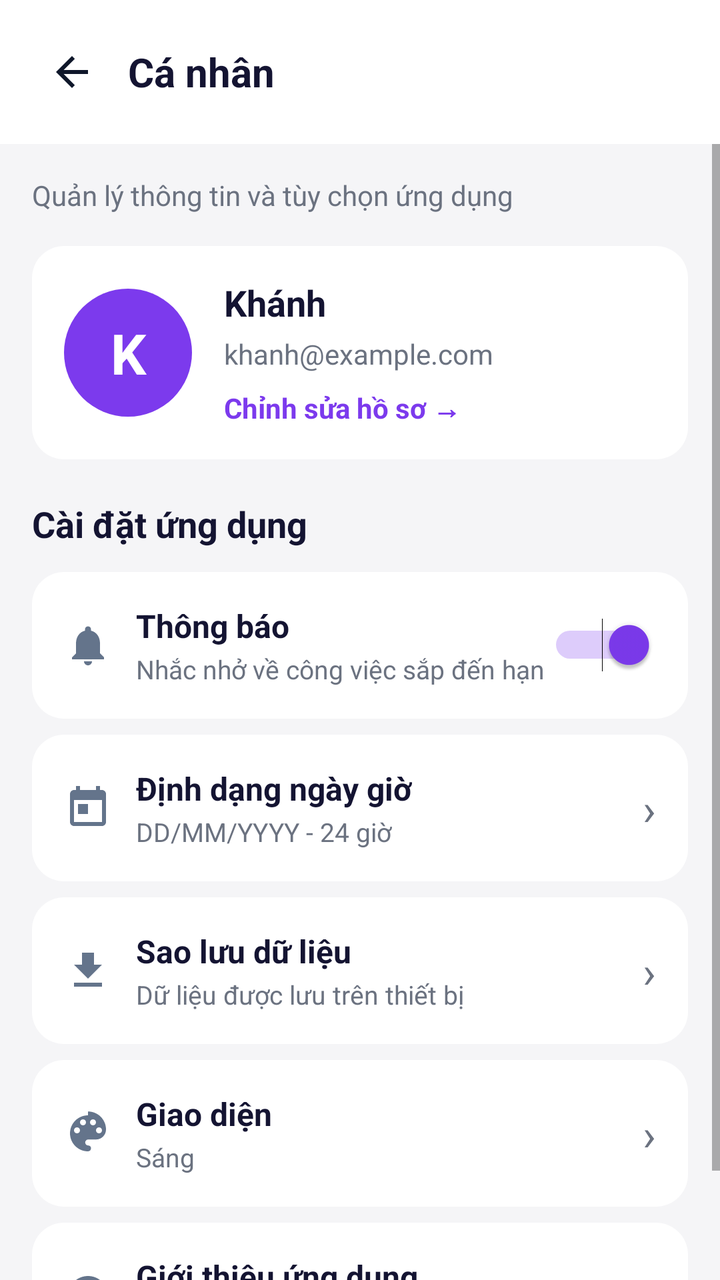
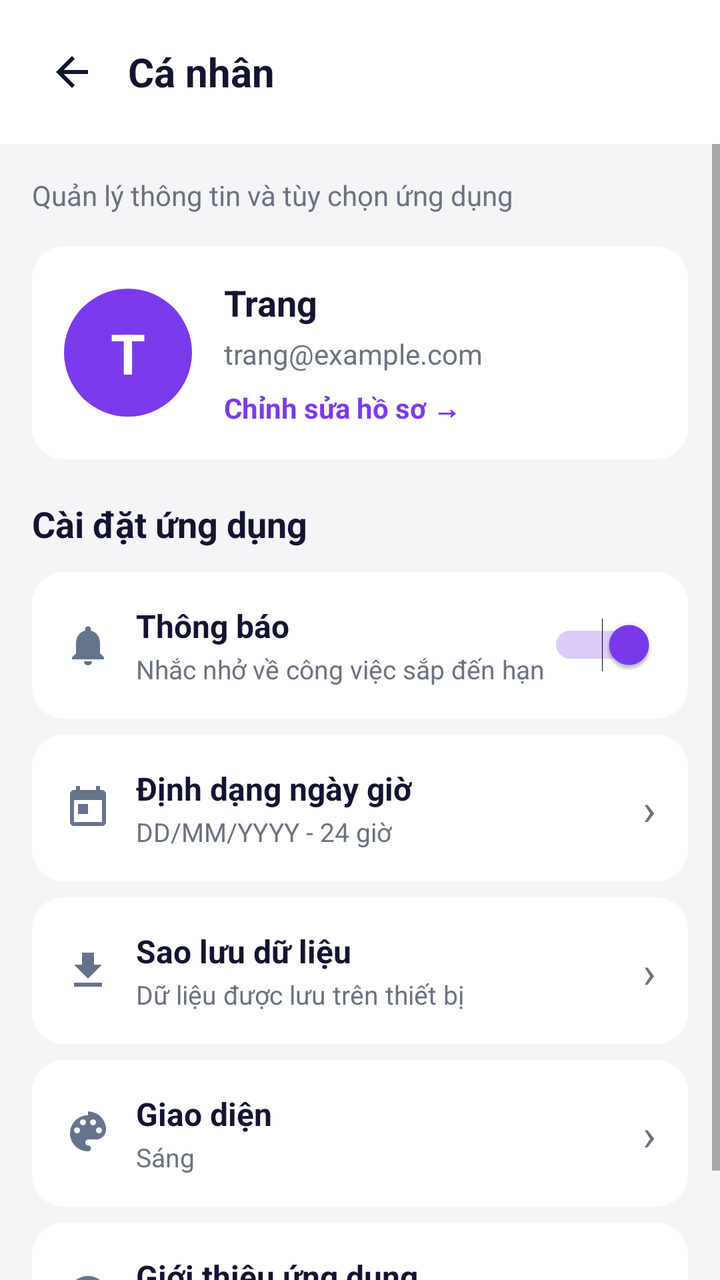

Screens rendered from an Android XML layout before and after an edit, with the pre-edit source and the edit as a unified diff.
<!-- AndroidManifest.xml: application theme Theme.PersonalTaskManager -->
<!-- res/layout/activity_profile.xml -->
<?xml version="1.0" encoding="utf-8"?>
<LinearLayout xmlns:android="http://schemas.android.com/apk/res/android"
    android:layout_width="match_parent"
    android:layout_height="match_parent"
    android:background="@color/background"
    android:orientation="vertical">

    
    <LinearLayout
        android:layout_width="match_parent"
        android:layout_height="wrap_content"
        android:background="@color/white"
        android:gravity="center_vertical"
        android:orientation="horizontal"
        android:padding="16dp">

        <ImageView
            android:id="@+id/btnBack"
            android:layout_width="40dp"
            android:layout_height="40dp"
            android:clickable="true"
            android:focusable="true"
            android:padding="8dp"
            android:src="@drawable/ic_arrow_back_dark" />

        <TextView
            android:layout_width="wrap_content"
            android:layout_height="wrap_content"
            android:layout_marginStart="8dp"
            android:text="@string/profile_title"
            android:textColor="@color/text_primary"
            android:textSize="20sp"
            android:textStyle="bold" />
    </LinearLayout>

    <ScrollView
        android:layout_width="match_parent"
        android:layout_height="match_parent">

        <LinearLayout
            android:layout_width="match_parent"
            android:layout_height="wrap_content"
            android:orientation="vertical"
            android:padding="16dp">

            <TextView
                android:layout_width="wrap_content"
                android:layout_height="wrap_content"
                android:text="@string/profile_subtitle"
                android:textColor="@color/text_secondary"
                android:textSize="14sp" />

            
            <LinearLayout
                android:layout_width="match_parent"
                android:layout_height="wrap_content"
                android:layout_marginTop="16dp"
                android:background="@drawable/bg_card"
                android:gravity="center_vertical"
                android:orientation="horizontal"
                android:padding="16dp">

                <TextView
                    android:layout_width="64dp"
                    android:layout_height="64dp"
                    android:background="@drawable/bg_circle_avatar"
                    android:gravity="center"
                    android:text="K"
                    android:textColor="@color/white"
                    android:textSize="28sp"
                    android:textStyle="bold" />

                <LinearLayout
                    android:layout_width="0dp"
                    android:layout_height="wrap_content"
                    android:layout_marginStart="16dp"
                    android:layout_weight="1"
                    android:orientation="vertical">

                    <TextView
                        android:id="@+id/tvProfileName"
                        android:layout_width="wrap_content"
                        android:layout_height="wrap_content"
                        android:text="Khánh"
                        android:textColor="@color/text_primary"
                        android:textSize="18sp"
                        android:textStyle="bold" />

                    <TextView
                        android:id="@+id/tvProfileEmail"
                        android:layout_width="wrap_content"
                        android:layout_height="wrap_content"
                        android:layout_marginTop="4dp"
                        android:text="khanh@example.com"
                        android:textColor="@color/text_secondary"
                        android:textSize="14sp" />

                    <TextView
                        android:id="@+id/tvEditProfile"
                        android:layout_width="wrap_content"
                        android:layout_height="wrap_content"
                        android:layout_marginTop="8dp"
                        android:text="@string/edit_profile_link"
                        android:textColor="@color/primary"
                        android:textSize="14sp"
                        android:textStyle="bold" />
                </LinearLayout>
            </LinearLayout>

            <TextView
                android:layout_width="wrap_content"
                android:layout_height="wrap_content"
                android:layout_marginTop="20dp"
                android:text="@string/settings_title"
                android:textColor="@color/text_primary"
                android:textSize="18sp"
                android:textStyle="bold" />

            
            <LinearLayout
                android:layout_width="match_parent"
                android:layout_height="wrap_content"
                android:layout_marginTop="12dp"
                android:background="@drawable/bg_card"
                android:gravity="center_vertical"
                android:orientation="horizontal"
                android:padding="16dp">

                <ImageView
                    android:layout_width="24dp"
                    android:layout_height="24dp"
                    android:src="@drawable/ic_bell" />

                <LinearLayout
                    android:layout_width="0dp"
                    android:layout_height="wrap_content"
                    android:layout_marginStart="12dp"
                    android:layout_weight="1"
                    android:orientation="vertical">

                    <TextView
                        android:layout_width="wrap_content"
                        android:layout_height="wrap_content"
                        android:text="@string/setting_notification"
                        android:textColor="@color/text_primary"
                        android:textSize="16sp"
                        android:textStyle="bold" />

                    <TextView
                        android:layout_width="wrap_content"
                        android:layout_height="wrap_content"
                        android:layout_marginTop="2dp"
                        android:text="@string/setting_notification_sub"
                        android:textColor="@color/text_secondary"
                        android:textSize="13sp" />
                </LinearLayout>

                <Switch
                    android:id="@+id/switchNotification"
                    android:layout_width="wrap_content"
                    android:layout_height="wrap_content"
                    android:checked="true" />
            </LinearLayout>

            
            <LinearLayout
                android:id="@+id/rowDateFormat"
                android:layout_width="match_parent"
                android:layout_height="wrap_content"
                android:layout_marginTop="8dp"
                android:background="@drawable/bg_card"
                android:clickable="true"
                android:focusable="true"
                android:gravity="center_vertical"
                android:orientation="horizontal"
                android:padding="16dp">

                <ImageView
                    android:layout_width="24dp"
                    android:layout_height="24dp"
                    android:src="@drawable/ic_calendar" />

                <LinearLayout
                    android:layout_width="0dp"
                    android:layout_height="wrap_content"
                    android:layout_marginStart="12dp"
                    android:layout_weight="1"
                    android:orientation="vertical">

                    <TextView
                        android:layout_width="wrap_content"
                        android:layout_height="wrap_content"
                        android:text="@string/setting_date_format"
                        android:textColor="@color/text_primary"
                        android:textSize="16sp"
                        android:textStyle="bold" />

                    <TextView
                        android:layout_width="wrap_content"
                        android:layout_height="wrap_content"
                        android:layout_marginTop="2dp"
                        android:text="@string/setting_date_format_sub"
                        android:textColor="@color/text_secondary"
                        android:textSize="13sp" />
                </LinearLayout>

                <TextView
                    android:layout_width="wrap_content"
                    android:layout_height="wrap_content"
                    android:text="›"
                    android:textColor="@color/text_secondary"
                    android:textSize="22sp" />
            </LinearLayout>

            
            <LinearLayout
                android:id="@+id/rowBackup"
                android:layout_width="match_parent"
                android:layout_height="wrap_content"
                android:layout_marginTop="8dp"
                android:background="@drawable/bg_card"
                android:clickable="true"
                android:focusable="true"
                android:gravity="center_vertical"
                android:orientation="horizontal"
                android:padding="16dp">

                <ImageView
                    android:layout_width="24dp"
                    android:layout_height="24dp"
                    android:src="@drawable/ic_backup" />

                <LinearLayout
                    android:layout_width="0dp"
                    android:layout_height="wrap_content"
                    android:layout_marginStart="12dp"
                    android:layout_weight="1"
                    android:orientation="vertical">

                    <TextView
                        android:layout_width="wrap_content"
                        android:layout_height="wrap_content"
                        android:text="@string/setting_backup"
                        android:textColor="@color/text_primary"
                        android:textSize="16sp"
                        android:textStyle="bold" />

                    <TextView
                        android:layout_width="wrap_content"
                        android:layout_height="wrap_content"
                        android:layout_marginTop="2dp"
                        android:text="@string/setting_backup_sub"
                        android:textColor="@color/text_secondary"
                        android:textSize="13sp" />
                </LinearLayout>

                <TextView
                    android:layout_width="wrap_content"
                    android:layout_height="wrap_content"
                    android:text="›"
                    android:textColor="@color/text_secondary"
                    android:textSize="22sp" />
            </LinearLayout>

            
            <LinearLayout
                android:id="@+id/rowTheme"
                android:layout_width="match_parent"
                android:layout_height="wrap_content"
                android:layout_marginTop="8dp"
                android:background="@drawable/bg_card"
                android:clickable="true"
                android:focusable="true"
                android:gravity="center_vertical"
                android:orientation="horizontal"
                android:padding="16dp">

                <ImageView
                    android:layout_width="24dp"
                    android:layout_height="24dp"
                    android:src="@drawable/ic_palette" />

                <LinearLayout
                    android:layout_width="0dp"
                    android:layout_height="wrap_content"
                    android:layout_marginStart="12dp"
                    android:layout_weight="1"
                    android:orientation="vertical">

                    <TextView
                        android:layout_width="wrap_content"
                        android:layout_height="wrap_content"
                        android:text="@string/setting_theme"
                        android:textColor="@color/text_primary"
                        android:textSize="16sp"
                        android:textStyle="bold" />

                    <TextView
                        android:layout_width="wrap_content"
                        android:layout_height="wrap_content"
                        android:layout_marginTop="2dp"
                        android:text="@string/setting_theme_sub"
                        android:textColor="@color/text_secondary"
                        android:textSize="13sp" />
                </LinearLayout>

                <TextView
                    android:layout_width="wrap_content"
                    android:layout_height="wrap_content"
                    android:text="›"
                    android:textColor="@color/text_secondary"
                    android:textSize="22sp" />
            </LinearLayout>

            
            <LinearLayout
                android:id="@+id/rowAbout"
                android:layout_width="match_parent"
                android:layout_height="wrap_content"
                android:layout_marginTop="8dp"
                android:background="@drawable/bg_card"
                android:clickable="true"
                android:focusable="true"
                android:gravity="center_vertical"
                android:orientation="horizontal"
                android:padding="16dp">

                <ImageView
                    android:layout_width="24dp"
                    android:layout_height="24dp"
                    android:src="@drawable/ic_info" />

                <LinearLayout
                    android:layout_width="0dp"
                    android:layout_height="wrap_content"
                    android:layout_marginStart="12dp"
                    android:layout_weight="1"
                    android:orientation="vertical">

                    <TextView
                        android:layout_width="wrap_content"
                        android:layout_height="wrap_content"
                        android:text="@string/setting_about"
                        android:textColor="@color/text_primary"
                        android:textSize="16sp"
                        android:textStyle="bold" />

                    <TextView
                        android:layout_width="wrap_content"
                        android:layout_height="wrap_content"
                        android:layout_marginTop="2dp"
                        android:text="@string/setting_about_sub"
                        android:textColor="@color/text_secondary"
                        android:textSize="13sp" />
                </LinearLayout>

                <TextView
                    android:layout_width="wrap_content"
                    android:layout_height="wrap_content"
                    android:text="›"
                    android:textColor="@color/text_secondary"
                    android:textSize="22sp" />
            </LinearLayout>

        </LinearLayout>
    </ScrollView>
</LinearLayout>
<!-- resources referenced by this layout -->
<resources>
  <color name="background">#F5F5F7</color>
  <color name="primary">#7C3AED</color>
  <color name="text_primary">#141432</color>
  <color name="text_secondary">#6B7280</color>
  <color name="white">#FFFFFF</color>
  <!-- drawable bg_card (drawable) -->
  <?xml version="1.0" encoding="utf-8"?>
  <shape xmlns:android="http://schemas.android.com/apk/res/android"
      android:shape="rectangle">
      <solid android:color="@color/white" />
      <corners android:radius="16dp" />
  </shape>
  <!-- drawable bg_circle_avatar (drawable) -->
  <?xml version="1.0" encoding="utf-8"?>
  <shape xmlns:android="http://schemas.android.com/apk/res/android"
      android:shape="oval">
      <solid android:color="@color/primary" />
  </shape>
  <!-- drawable ic_arrow_back_dark (drawable) -->
  <vector xmlns:android="http://schemas.android.com/apk/res/android"
      android:width="24dp"
      android:height="24dp"
      android:viewportWidth="24"
      android:viewportHeight="24">
      <path
          android:fillColor="#0F172A"
          android:pathData="M20,11H7.83l5.59,-5.59L12,4l-8,8 8,8 1.41,-1.41L7.83,13H20v-2z" />
  </vector>
  <!-- drawable ic_backup (drawable) -->
  <vector xmlns:android="http://schemas.android.com/apk/res/android"
      android:width="24dp"
      android:height="24dp"
      android:viewportWidth="24"
      android:viewportHeight="24">
      <path
          android:fillColor="#64748B"
          android:pathData="M19,9h-4V3H9v6H5l7,7 7,-7zM5,18v2h14v-2H5z" />
  </vector>
  <!-- drawable ic_calendar (drawable) -->
  <vector xmlns:android="http://schemas.android.com/apk/res/android"
      android:width="24dp"
      android:height="24dp"
      android:viewportWidth="24"
      android:viewportHeight="24">
      <path
          android:fillColor="#64748B"
          android:pathData="M19,3h-1V1h-2v2H8V1H6v2H5c-1.11,0 -1.99,0.9 -1.99,2L3,19c0,1.1 0.89,2 2,2h14c1.1,0 2,-0.9 2,-2V5c0,-1.1 -0.9,-2 -2,-2zM19,19H5V8h14v11zM7,10h5v5H7z" />
  </vector>
  <!-- drawable ic_info (drawable) -->
  <vector xmlns:android="http://schemas.android.com/apk/res/android"
      android:width="24dp"
      android:height="24dp"
      android:viewportWidth="24"
      android:viewportHeight="24">
      <path
          android:fillColor="#64748B"
          android:pathData="M12,2C6.48,2 2,6.48 2,12s4.48,10 10,10 10,-4.48 10,-10S17.52,2 12,2zM13,17h-2v-6h2v6zM13,9h-2V7h2v2z" />
  </vector>
  <string name="edit_profile_link">Chỉnh sửa hồ sơ →</string>
  <string name="profile_subtitle">Quản lý thông tin và tùy chọn ứng dụng</string>
  <string name="profile_title">Cá nhân</string>
  <string name="setting_about">Giới thiệu ứng dụng</string>
  <string name="setting_about_sub">Phiên bản 1.0.0</string>
  <string name="setting_backup">Sao lưu dữ liệu</string>
  <string name="setting_backup_sub">Dữ liệu được lưu trên thiết bị</string>
  <string name="setting_date_format">Định dạng ngày giờ</string>
  <string name="setting_date_format_sub">DD/MM/YYYY - 24 giờ</string>
  <string name="setting_notification">Thông báo</string>
  <string name="setting_notification_sub">Nhắc nhở về công việc sắp đến hạn</string>
  <string name="setting_theme">Giao diện</string>
  <string name="setting_theme_sub">Sáng</string>
  <string name="settings_title">Cài đặt ứng dụng</string>
  <style name="Theme.PersonalTaskManager" parent="Theme.MaterialComponents.Light.NoActionBar">
          <item name="colorPrimary">@color/primary</item>
          <item name="colorPrimaryDark">@color/primary_dark</item>
          <item name="colorAccent">@color/primary</item>
          <item name="android:windowBackground">@color/background</item>
      </style>
  <color name="primary_dark">#5B21B6</color>
  <!-- unchanged entries left out for length: 2 -->
</resources>

<!-- the commit's change to res/layout/activity_profile.xml (unified diff, before → after) -->
@@ -65,7 +65,7 @@
                     android:layout_height="64dp"
                     android:background="@drawable/bg_circle_avatar"
                     android:gravity="center"
-                    android:text="K"
+                    android:text="T"
                     android:textColor="@color/white"
                     android:textSize="28sp"
                     android:textStyle="bold" />
@@ -81,7 +81,7 @@
                         android:id="@+id/tvProfileName"
                         android:layout_width="wrap_content"
                         android:layout_height="wrap_content"
-                        android:text="Khánh"
+                        android:text="Trang"
                         android:textColor="@color/text_primary"
                         android:textSize="18sp"
                         android:textStyle="bold" />
@@ -91,7 +91,7 @@
                         android:layout_width="wrap_content"
                         android:layout_height="wrap_content"
                         android:layout_marginTop="4dp"
-                        android:text="khanh@example.com"
+                        android:text="trang@example.com"
                         android:textColor="@color/text_secondary"
                         android:textSize="14sp" />
 
